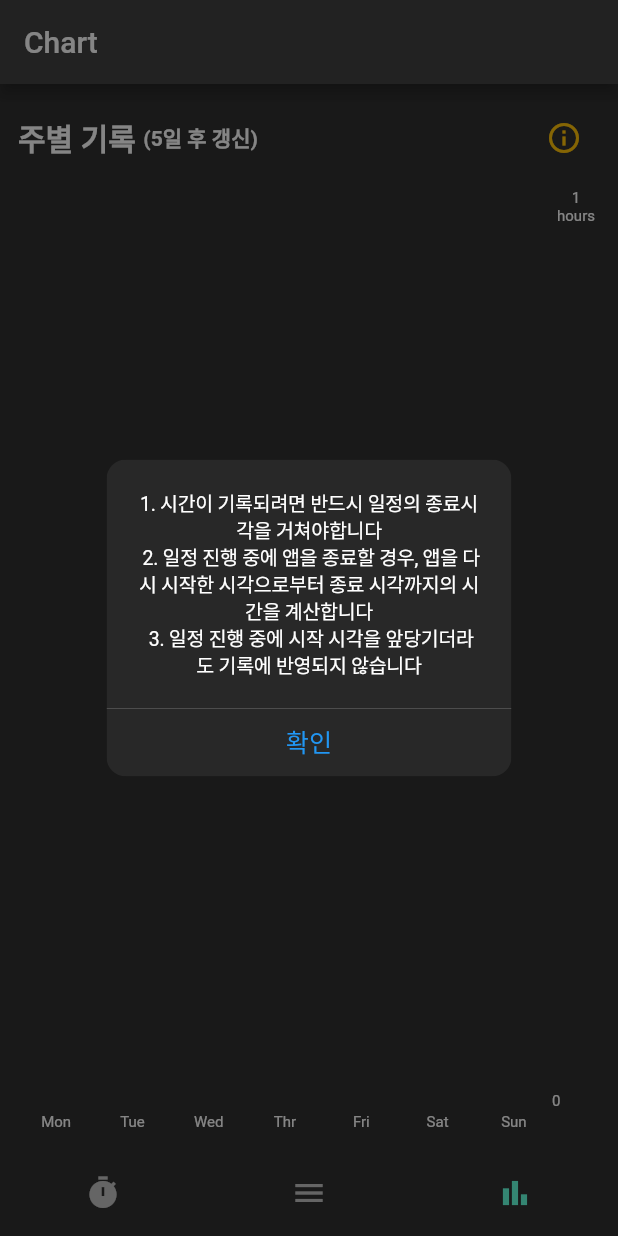
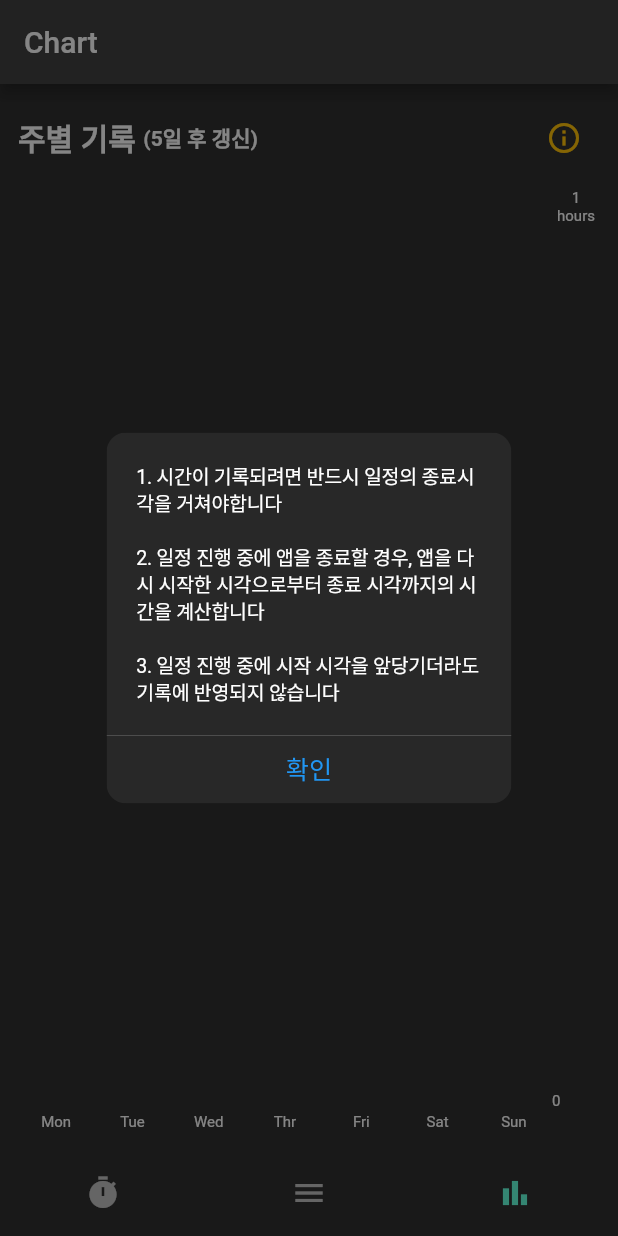
Before and after one commit to mintchocojaem/nevertheless, a Flutter app: the screen it shows after launch, item 3 of the bottom bar chosen, after a tap on the "info outline" icon, on a phone screen of 412 x 824 dp. Run offline on Flutter 3.47's test engine with Material 2 defaults, Android fonts, the phone set to English and light mode, and no system bars; drawn by our look-alikes of fl_chart; our stand-ins replace circular_countdown_timer, date_picker_timeline, firebase_core, firebase_crashlytics, flutter_colorpicker, flutter_local_notifications and 5 more; accounts and stored records are empty.

Commit message:
아이콘 변경, todoPage 변경 전 백업

```diff
--- a/lib/main.dart
+++ b/lib/main.dart
@@ -35,20 +35,20 @@ void main() async{
           debugShowCheckedModeBanner: false,
           initialBinding: InitBinding(),
           themeMode: ThemeMode.dark,
-          home: IndexScreen()
+          home: const IndexScreen()
       )
   );
 }
 
 void _initNotiSetting() async {
   final flutterLocalNotificationsPlugin = FlutterLocalNotificationsPlugin();
-  final initSettingsAndroid = AndroidInitializationSettings('@mipmap/ic_launcher');
-  final initSettingsIOS = IOSInitializationSettings(
+  const initSettingsAndroid = AndroidInitializationSettings('@drawable/ic_launcher');
+  const initSettingsIOS = IOSInitializationSettings(
     requestSoundPermission: true,
     requestBadgePermission: true,
     requestAlertPermission: true,
   );
-  final initSettings = InitializationSettings(
+  const initSettings = InitializationSettings(
     android: initSettingsAndroid,
     iOS: initSettingsIOS,
   );
--- a/lib/ui/index_page.dart
+++ b/lib/ui/index_page.dart
@@ -1,4 +1,5 @@
 import 'package:flutter/material.dart';
+import 'package:flutter_local_notifications/flutter_local_notifications.dart';
 import 'package:get/get.dart';
 import 'package:get_storage/get_storage.dart';
 import 'package:nevertheless/ui/timechart/pages/chart_page.dart';
--- a/lib/ui/timechart/pages/chart_page.dart
+++ b/lib/ui/timechart/pages/chart_page.dart
@@ -208,10 +208,9 @@ class _ChartPageState extends State<ChartPage> with TickerProviderStateMixin{
                       showCupertinoDialog(context: context, builder: (context) {
                         return CupertinoAlertDialog(
                           content: const Text(
-                                  "1. 시간이 기록되려면 반드시 일정의 종료시각을 거쳐야합니다\n "
-                                  "2. 일정 진행 중에 앱을 종료할 경우, 앱을 다시 시작한 시각으로부터 종료 시각까지의 시간을 계산합니다\n "
-                                  "3. 일정 진행 중에 시작 시각을 앞당기더라도 기록에 반영되지 않습니다"
-                          ),
+                                  "1. 시간이 기록되려면 반드시 일정의 종료시각을 거쳐야합니다\n\n"
+                                  "2. 일정 진행 중에 앱을 종료할 경우, 앱을 다시 시작한 시각으로부터 종료 시각까지의 시간을 계산합니다\n\n"
+                                  "3. 일정 진행 중에 시작 시각을 앞당기더라도 기록에 반영되지 않습니다", textAlign: TextAlign.start,),
                           actions: [
                             CupertinoDialogAction(isDefaultAction: false, child: const Text("확인"), onPressed: () {
                               Navigator.pop(context);
--- a/lib/ui/timer/pages/timer_page.dart
+++ b/lib/ui/timer/pages/timer_page.dart
@@ -106,8 +106,7 @@ class _TimerPageState extends State<TimerPage> {
                 padding: const EdgeInsets.all(8),
                 children: todoWidgetList,
               ),
-            ) : const Text("진행 가능한 일정 없음",
-              style: TextStyle(fontSize: 16, fontWeight: FontWeight.w600),),
+            ) : Container()
           ],
         ),
       ),
--- a/lib/ui/timer/widgets/pomodoro_timer.dart
+++ b/lib/ui/timer/widgets/pomodoro_timer.dart
@@ -5,6 +5,7 @@ import 'package:flutter/cupertino.dart';
 import 'package:flutter/material.dart';
 import 'package:get_storage/get_storage.dart';
 import 'package:intl/intl.dart';
+import 'package:nevertheless/ui/index_page.dart';
 
 import '../../../data/todo.dart';
 import '../../../notification/notification.dart';
@@ -24,7 +25,7 @@ class PomodoroTimer extends StatefulWidget{
 class _PomodoroTimer extends State<PomodoroTimer>{
   int durationCounter = 0;
   bool isItRest = false;
-  String? text;
+  String text = "진행가능한 일정 없음";
   int initDuration = 0;
   bool isNotification = true;
   late DateTime startTimeLog;
@@ -34,6 +35,7 @@ class _PomodoroTimer extends State<PomodoroTimer>{
     "startTime" : null,
     "endTime" : null,
   }];
+  Color processColor = Colors.red;
 
   final storage = GetStorage();   // instance of getStorage class
 
@@ -115,17 +117,14 @@ class _PomodoroTimer extends State<PomodoroTimer>{
       return Column(
           children: [
             CircularCountDownTimer(
-                duration : initDuration,
+                duration : initDuration < 1 ? 1 : initDuration,
                 initialDuration: 0,
                 controller: widget.controller,
                 width: MediaQuery.of(context).size.width / 3,
                 height: MediaQuery.of(context).size.height / 3,
                 ringColor: Colors.grey,
-                ringGradient: null,
                 fillColor: Colors.black45,
-                fillGradient: null,
                 backgroundColor: Colors.black12,
-                backgroundGradient: null,
                 strokeWidth: 5.0,
                 strokeCap: StrokeCap.round,
                 textStyle: const TextStyle(fontSize: 24.0, color: Colors.white, fontWeight: FontWeight.bold),
@@ -136,18 +135,19 @@ class _PomodoroTimer extends State<PomodoroTimer>{
                 autoStart: true,
                 onStart: () {
 
-                  if(widget.todayTodoList.isNotEmpty){
+                  if(widget.todayTodoList.isNotEmpty && initDuration != 1){
 
                     DateTime now = DateTime.now();
-                    if(initDuration != 1){
+
                       todo = durationList[durationCounter]["todo"];
                       isItRest = durationList[durationCounter]["todo"] != null ? false: true;
-                      text = durationList[durationCounter]["todo"] != null
-                          ? "진행중 : ${durationList[durationCounter]["todo"].title}"
-                          : durationList[durationCounter+1]["todo"] != null ?
-                      "대기중 : ${durationList[durationCounter+1]["todo"].title}" : "모든 일정 종료";
-                    }else{
-                      text = "진행 가능한 일정 없음";
+
+                      if(durationList[durationCounter]["todo"] != null){
+                        text = "${durationList[durationCounter]["todo"].title}";
+                        processColor = Colors.green;
+                      }else if(durationList[durationCounter+1]["todo"] != null){
+                        text =  "${durationList[durationCounter+1]["todo"].title}";
+                        processColor = Colors.orangeAccent;
                       }
                       if (!isItRest) {
                         print("doStudy");
@@ -163,7 +163,7 @@ class _PomodoroTimer extends State<PomodoroTimer>{
                 },
                 onComplete: () {
 
-                  if(widget.todayTodoList.isNotEmpty){
+                  if(widget.todayTodoList.isNotEmpty && initDuration !=1){
 
                     DateTime now = DateTime.now();
 
@@ -176,18 +176,20 @@ class _PomodoroTimer extends State<PomodoroTimer>{
                         }
                         todo!.timeLog![now.weekday-1] = todo!.timeLog![now.weekday-1]!
                             + subtractDateTimeToInt(startTimeLog, now)~/60;
+                        saveTodo();
                         //Notification
                         if (isNotification) {
-                          taskNotification(todo!.id!, "Nevertheless",
-                              "\"${todo!.title!}\" 시간 종료 (타임차트 기록)");
+                          todoNotification(todo!.id!, "Nevertheless",
+                              "\"${todo!.title!}\" 시간 종료");
                         }
                       } else {
                         isItRest = false;
                         print("didRest");
                         //Notification
                         if (isNotification) {
-                          taskNotification(999, "Nevertheless", "휴식시간 종료");
+                          todoNotification(999, "Nevertheless", "휴식시간 종료");
                         }
+
                       }
 
                       if (initDuration!=1 && todo?.id != widget.todayTodoList.last.id) {
@@ -197,6 +199,7 @@ class _PomodoroTimer extends State<PomodoroTimer>{
                                 durationList[durationCounter]["endTime"]));
                       }else if(initDuration!=1 && todo?.id == widget.todayTodoList.last.id){
                         text = "모든 일정 종료";
+                        processColor = Colors.red;
                       }
 
                     });
@@ -204,13 +207,34 @@ class _PomodoroTimer extends State<PomodoroTimer>{
                 }),
             FutureBuilder(
               builder: (BuildContext context, AsyncSnapshot snapshot) {
-                return widget.todayTodoList.isNotEmpty ? Text(
-                    text ?? "",
-                    style: const TextStyle(fontSize: 18, fontWeight: FontWeight.w400)) : Container();
+                return Padding(
+                  padding: const EdgeInsets.only(left: 32, right: 32),
+                  child: Stack(
+                      alignment: Alignment.center,
+                      children: [
+                         Align(
+                            alignment: Alignment.centerLeft,
+                            child: Container(
+                                width: 16.0,
+                                height: 16.0,
+                                decoration: BoxDecoration(
+                                  color: processColor,
+                                  shape: BoxShape.circle,
+                                )),
+                         ),
+                        Align(
+                          alignment: Alignment.center,
+                          child: Text( text, style: TextStyle(fontSize: 16, fontWeight: FontWeight.w400), maxLines: 1,
+                          overflow: TextOverflow.ellipsis, textAlign: TextAlign.center,),
+                        ),
+                      ],
+                  ),
+                );
               }),
             const SizedBox(
               height: 24,
-            )
+            ),
+            Divider(thickness: 2,),
           ],
     );
   }
--- a/lib/ui/todo/pages/todo_add_page.dart
+++ b/lib/ui/todo/pages/todo_add_page.dart
@@ -189,7 +189,7 @@ class _TodoAddPageState extends State<TodoAddPage> {
                                showDialog(context: context,
                                    builder: (BuildContext context) =>
                                        CustomColorPicker(
-                                           backgroundColor: ThemeData.dark().primaryColor,
+                                           bgColor: ThemeData.dark().primaryColor,
                                            pickerColor: pickerColor,
                                            textColor: ThemeData.dark().textTheme.bodyText1!.color,
                                            onColorSelected: (color) {
@@ -275,6 +275,8 @@ class _TodoAddPageState extends State<TodoAddPage> {
     final TimeOfDay? selected = await showTimePicker(
       context: context,
       initialTime: stringToTimeOfDay(_startDate!),
+      cancelText: "취소",
+      confirmText: "확인"
     );
     if(selected != null){
       String formattedTime = selected.format(context);
@@ -289,6 +291,8 @@ class _TodoAddPageState extends State<TodoAddPage> {
     final TimeOfDay? selected = await showTimePicker(
       context: context,
       initialTime: stringToTimeOfDay(_endDate!),
+      cancelText: "취소",
+      confirmText: "확인"
     );
     if(selected != null){
       String formattedTime = selected.format(context);
--- a/lib/ui/todo/pages/todo_detail_page.dart
+++ b/lib/ui/todo/pages/todo_detail_page.dart
@@ -192,7 +192,7 @@ class _TodoDetailPageState extends State<TodoDetailPage>{
                                 showDialog(context: context,
                                     builder: (BuildContext context) =>
                                         CustomColorPicker(
-                                            backgroundColor: ThemeData.dark().primaryColor,
+                                            bgColor: ThemeData.dark().primaryColor,
                                             pickerColor: pickerColor,
                                             textColor: ThemeData.dark().textTheme.bodyText1!.color,
                                             onColorSelected: (color) {
@@ -316,6 +316,8 @@ class _TodoDetailPageState extends State<TodoDetailPage>{
     final TimeOfDay? selected = await showTimePicker(
       context: context,
       initialTime: stringToTimeOfDay(_startDate!),
+      cancelText: "취소",
+      confirmText: "확인"
     );
     if(selected != null){
       String formattedTime = selected.format(context);
@@ -330,6 +332,8 @@ class _TodoDetailPageState extends State<TodoDetailPage>{
     final TimeOfDay? selected = await showTimePicker(
       context: context,
       initialTime: stringToTimeOfDay(_endDate!),
+      cancelText: "취소",
+      confirmText: "확인"
     );
     if(selected != null){
       String formattedTime = selected.format(context);
--- a/lib/ui/todo/pages/todo_page.dart
+++ b/lib/ui/todo/pages/todo_page.dart
@@ -52,10 +52,10 @@ class _TodoPageState extends State<TodoPage> {
           child: Column(
             children: [
               _dateBar(),
-              dateTodoList.isNotEmpty ? _tasks() : Container(),
+              dateTodoList.isNotEmpty ? _todo() : Container(),
               dateTodoList.isEmpty ? Expanded(
                 child: Container(
-                  child: _noTasksMessage(),
+                  child: _noTodoMessage(),
                 ),
               ) : Container()
             ],
@@ -85,12 +85,11 @@ class _TodoPageState extends State<TodoPage> {
         initialSelectedDate: DateTime.now(),
         onDateChange: (newDate) {
           setState(() {
-            selectDate = newDate;
             dateTodoList= [];
             for(var i in widget.todoList){
-              Todo task = i;
-              if (task.repeat![selectDate.weekday-1] == true){
-                dateTodoList.add(task);
+              Todo todo = i;
+              if (todo.repeat![selectDate.weekday-1] == true){
+                dateTodoList.add(todo);
               }
             }
           });
@@ -111,7 +110,7 @@ class _TodoPageState extends State<TodoPage> {
     );
   }
 
-  Widget _tasks() {
+  Widget _todo() {
     return Expanded(child:
      AnimationLimiter(
         child:  ListView.builder(
@@ -124,7 +123,7 @@ class _TodoPageState extends State<TodoPage> {
 
                 return AnimationConfiguration.staggeredList(
                   position: index,
-                  duration: Duration(milliseconds: 500 + index * 20),
+                  duration: const Duration(milliseconds: 300),
                   child: SlideAnimation(
                     horizontalOffset: 400.0,
                     child: FadeInAnimation(
@@ -147,7 +146,7 @@ class _TodoPageState extends State<TodoPage> {
   }
 
 
-  Widget _noTasksMessage() {
+  Widget _noTodoMessage() {
     return Center(
       child: SingleChildScrollView(
         child: Column(
--- a/pubspec.yaml
+++ b/pubspec.yaml
@@ -47,7 +47,7 @@ dependencies:
   fl_chart: ^0.55.0
   time_picker_widget: ^1.0.0+10
   weekday_selector: ^1.1.0
-  flutter_local_notifications: ^9.6.1
+  flutter_local_notifications: ^9.7.0
   firebase_core: ^1.19.2
   firebase_crashlytics: ^2.8.5
   firebase_performance: ^0.8.2
```
Also changed, not shown: lib/notification/notification.dart (+27 -17 lines), lib/ui/todo/widgets/CustomColorPicker.dart (+4 -45 lines), assets/icon.png, pubspec.lock, 45 other files. Lines whose indentation alone changed are shown as unchanged.
